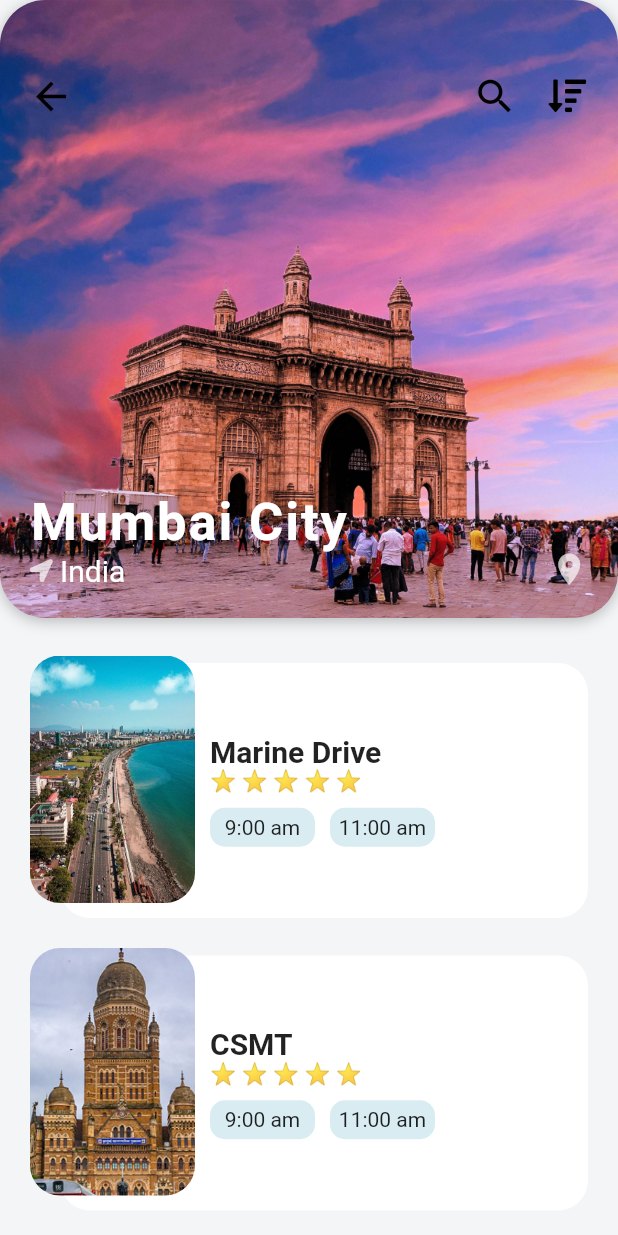
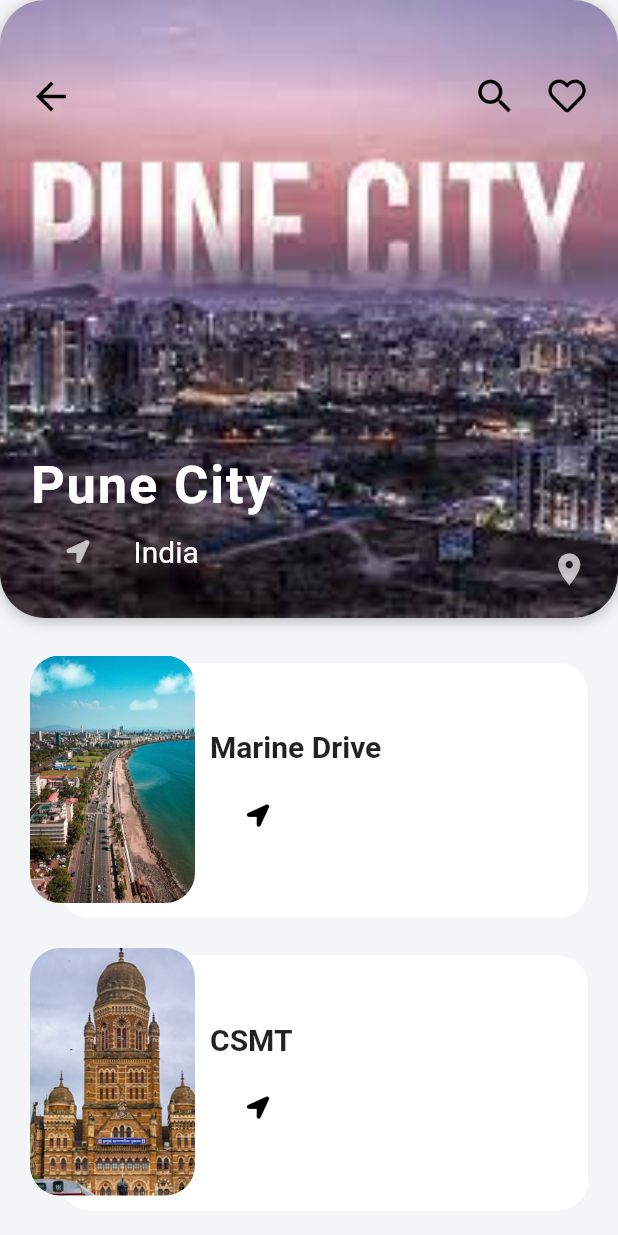
Before and after one commit to OmkarMGhanekar/Tourist_Buddy, a Flutter app: the screen it shows after launch, after a tap on an icon or button, on a phone screen of 412 x 824 dp. Run offline on Flutter 3.47's test engine with Material 2 defaults, Android fonts, the phone set to English and light mode, and no system bars; our stand-ins replace animated_text_kit, font_awesome_flutter, google_fonts, lottie; network calls fail.

Commit message:
Completed for 22nd sept PPS

```diff
--- a/lib/maps_utils.dart
+++ b/lib/maps_utils.dart
@@ -1,5 +1,4 @@
-import 'dart:ffi';
-import 'package:url_launcher/link.dart';
+
 import 'package:url_launcher/url_launcher.dart';
 
 class MapUtils {
--- a/lib/models/activity_model.dart
+++ b/lib/models/activity_model.dart
@@ -1,17 +1,16 @@
 class Activity {
   String imageUrl;
   String name;
+  double latitude;
+  double longitutde;
 
-  List<String> startTimes;
-  int rating;
 
 
   Activity({
     required this.imageUrl,
     required this.name,
-
-    required this.startTimes,
-    required this.rating,
+    required this.latitude,
+    required this.longitutde,
 
   });
 }
--- a/lib/models/destination_model.dart
+++ b/lib/models/destination_model.dart
@@ -6,10 +6,14 @@ class Destination {
   String country;
   String description;
   List<Activity> activities;
+  double latitude;
+  double longitutde;
 
   Destination({
     required this.imageUrl,
     required this.city,
+    required this.latitude,
+    required this.longitutde,
     required this.country,
     required this.description,
     required this.activities,
@@ -20,50 +24,61 @@ List<Activity> mumbai = [
   Activity(
     imageUrl: 'assets/images/marine.png',
     name: 'Marine Drive',
-    startTimes: ['9:00 am', '11:00 am'],
-    rating: 5,
+    latitude: 18.951832,
+    longitutde: 72.8146698,
   ),
   Activity(
     imageUrl: 'assets/images/csmt.jpg',
     name: 'CSMT',
-    startTimes: ['9:00 am', '11:00 am'],
-    rating: 5,
+    latitude: 18.9398,
+    longitutde: 72.8354,
   ),
+  Activity(
+    imageUrl: 'assets/images/ColabaCauseway.jpg',
+    name: 'Colaba Causeway',
+    latitude: 18.9227,
+    longitutde: 72.8317,
+  ),
+  Activity(
+    imageUrl: 'assets/images/booth.jpg',
+    name: '',
 
+    latitude: 18.9569,
+    longitutde: 72.8146698,
+  ),
 ];
 List<Activity> pune = [
   Activity(
     imageUrl: 'assets/images/marine.png',
     name: 'Marine Drive',
-    startTimes: ['9:00 am', '11:00 am'],
-    rating: 5,
+    latitude: 18.951832,
+    longitutde: 72.8146698,
   ),
   Activity(
     imageUrl: 'assets/images/csmt.jpg',
     name: 'CSMT',
-    startTimes: ['9:00 am', '11:00 am'],
-    rating: 5,
+    latitude: 18.951832,
+    longitutde: 72.8146698,
   ),
-
 ];
 List<Activity> activities = [
   Activity(
     imageUrl: 'assets/images/stmarksbasilica.jpg',
     name: 'St. Mark\'s Basilica',
-    startTimes: ['9:00 am', '11:00 am'],
-    rating: 5,
+    latitude: 18.951832,
+    longitutde: 72.8146698,
   ),
   Activity(
     imageUrl: 'assets/images/gondola.jpg',
     name: 'Walking Tour and Gonadola Ride',
-    startTimes: ['11:00 pm', '1:00 pm'],
-    rating: 4,
+    latitude: 18.951832,
+    longitutde: 72.8146698,
   ),
   Activity(
     imageUrl: 'assets/images/murano.jpg',
     name: 'Murano and Burano Tour',
-    startTimes: ['12:30 pm', '2:00 pm'],
-    rating: 3,
+    latitude: 18.951832,
+    longitutde: 72.8146698,
   ),
 ];
 
@@ -74,6 +89,8 @@ List<Destination> destinations = [
     country: 'India',
     description: 'Visit Mumbai you will love it',
     activities: mumbai,
+    latitude: 18.949170,
+    longitutde: 72.819205,
   ),
   Destination(
     imageUrl: 'assets/images/pune.jpg',
@@ -81,6 +98,8 @@ List<Destination> destinations = [
     country: 'India',
     description: 'Visit Mumbai you will love it',
     activities: pune,
+    latitude: 18.949170,
+    longitutde: 72.819205,
   ),
   Destination(
     imageUrl: 'assets/images/ghota_ghat_nasik.jpg',
@@ -88,6 +107,8 @@ List<Destination> destinations = [
     country: 'India',
     description: 'Visit Mumbai you will love it',
     activities: activities,
+    latitude: 18.949170,
+    longitutde: 72.819205,
   ),
   Destination(
     imageUrl: 'assets/images/aurangabad.jpg',
@@ -95,6 +116,8 @@ List<Destination> destinations = [
     country: 'India',
     description: 'Visit Mumbai you will love it',
     activities: activities,
+    latitude: 18.949170,
+    longitutde: 72.819205,
   ),
   Destination(
     imageUrl: 'assets/images/nagpur.jpg',
@@ -102,6 +125,8 @@ List<Destination> destinations = [
     country: 'India',
     description: 'Visit Mumbai you will love it',
     activities: activities,
+    latitude: 18.949170,
+    longitutde: 72.819205,
   ),
   Destination(
     imageUrl: 'assets/images/kolhapur.jpg',
@@ -109,5 +134,7 @@ List<Destination> destinations = [
     country: 'India',
     description: 'Visit Mumbai you will love it',
     activities: activities,
+    latitude: 18.949170,
+    longitutde: 72.819205,
   ),
 ];
--- a/lib/screens/destination_screen.dart
+++ b/lib/screens/destination_screen.dart
@@ -2,6 +2,7 @@ import 'package:flutter/cupertino.dart';
 import 'package:flutter/material.dart';
 import 'package:flutter/widgets.dart';
 import 'package:font_awesome_flutter/font_awesome_flutter.dart';
+import 'package:tourist_buddy/maps_utils.dart';
 import 'package:tourist_buddy/models/activity_model.dart';
 import 'package:tourist_buddy/models/destination_model.dart';
 
@@ -48,6 +49,7 @@ class _DestinationScreenState extends State<DestinationScreen> {
                     child: Image(
                       image: AssetImage(widget.destination.imageUrl),
                       fit: BoxFit.cover,
+                      height: 200.0,
                     ),
                   ),
                 ),
@@ -73,7 +75,7 @@ class _DestinationScreenState extends State<DestinationScreen> {
                         ),
                         IconButton(
                           onPressed: () => Navigator.pop(context),
-                          icon: Icon(FontAwesomeIcons.sortAmountDown),
+                          icon: Icon(FontAwesomeIcons.heart),
                           iconSize: 25.0,
                           color: Colors.black,
                         ),
@@ -98,10 +100,16 @@ class _DestinationScreenState extends State<DestinationScreen> {
                     ),
                     Row(
                       children: <Widget>[
-                        Icon(
-                          FontAwesomeIcons.locationArrow,
-                          size: 15.0,
-                          color: Colors.white70,
+                        TextButton(
+                          onPressed: () {
+                            MapUtils.openMap(widget.destination.latitude,
+                                widget.destination.longitutde);
+                          },
+                          child: Icon(
+                            FontAwesomeIcons.locationArrow,
+                            size: 15.0,
+                            color: Colors.white70,
+                          ),
                         ),
                         SizedBox(width: 5.0),
                         Text(
@@ -130,7 +138,6 @@ class _DestinationScreenState extends State<DestinationScreen> {
               itemCount: widget.destination.activities.length,
               itemBuilder: (BuildContext context, int index) {
                 Activity activity = widget.destination.activities[index];
-                //Activity activity1 = widget.destination.mumbai[index];
                 return Stack(
                   children: [
                     Container(
@@ -165,35 +172,21 @@ class _DestinationScreenState extends State<DestinationScreen> {
                                 ),
                               ],
                             ),
-                            _buildRatingStars(activity.rating),
                             SizedBox(height: 10.0),
-                            Row(
+                            Column(
                               children: [
-                                Container(
-                                  padding: EdgeInsets.all(5.0),
-                                  width: 70.0,
-                                  decoration: BoxDecoration(
-                                      color: Theme.of(context).accentColor,
-                                      borderRadius:
-                                          BorderRadius.circular(10.0)),
-                                  alignment: Alignment.center,
-                                  child: Text(
-                                    activity.startTimes[0],
+                                SizedBox(width: 10.0),
+                                TextButton(
+                                  onPressed: () {
+                                    MapUtils.openMap(
+                                        activity.latitude, activity.longitutde);
+                                  },
+                                  child: Icon(
+                                    FontAwesomeIcons.locationArrow,
+                                    size: 15.0,
+                                    color: Colors.black,
                                   ),
                                 ),
-                                SizedBox(width: 10.0),
-                                Container(
-                                  padding: EdgeInsets.all(5.0),
-                                  width: 70.0,
-                                  decoration: BoxDecoration(
-                                      color: Theme.of(context).accentColor,
-                                      borderRadius:
-                                          BorderRadius.circular(10.0)),
-                                  alignment: Alignment.center,
-                                  child: Text(
-                                    activity.startTimes[1],
-                                  ),
-                                )
                               ],
                             )
                           ],
--- a/lib/second_screen.dart
+++ b/lib/second_screen.dart
@@ -20,6 +20,8 @@ class _SecondScreenState extends State<SecondScreen> {
   ];
 
   Widget _buildIcon(int index) {
+    final imageUrl =
+        "https://media-exp1.licdn.com/dms/image/C4D03AQFE1-QrkzGsYA/profile-displayphoto-shrink_200_200/0/1612335100985?e=1633564800&v=beta&t=34P3Auww87DvTg2Bsq61wgN_y5Ga-VCnsWYNlqHEfDQ";
     return GestureDetector(
       onTap: () {
         setState(() {
```
